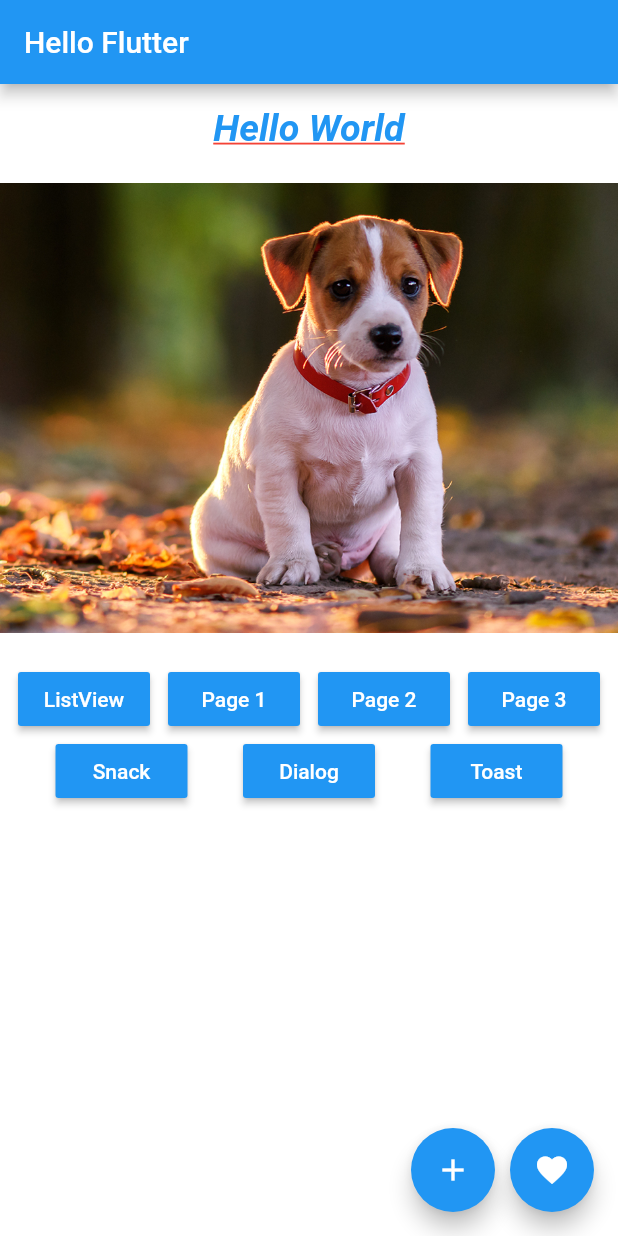
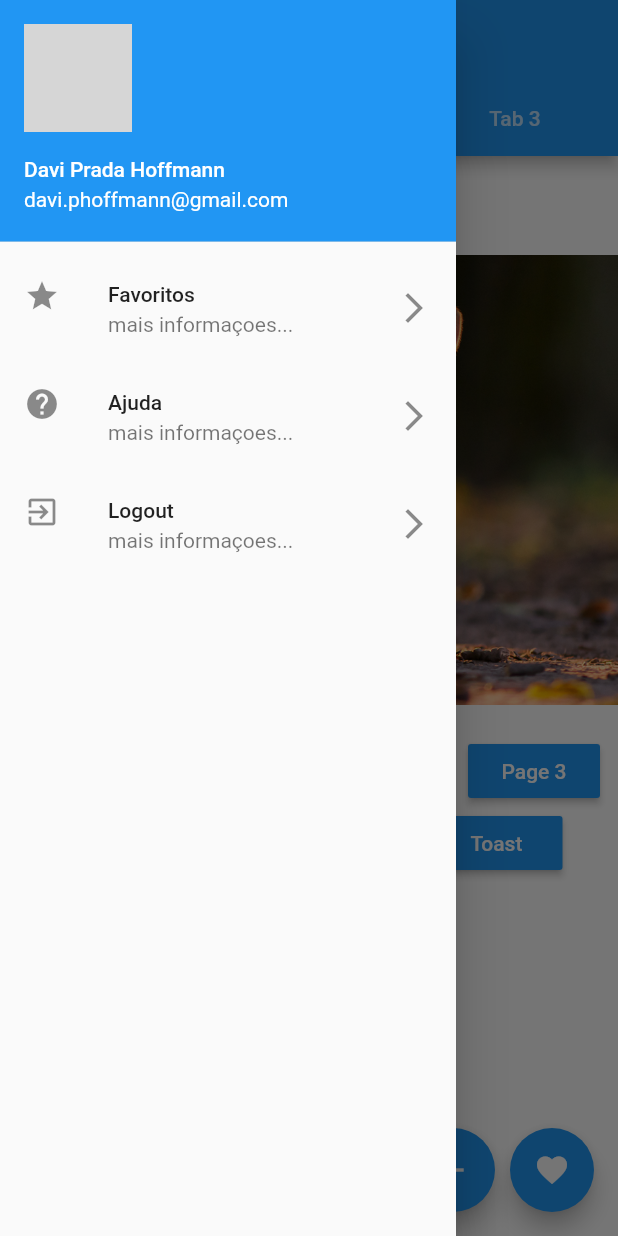
Before and after one commit to davihoffmann/widgets_example, a Flutter app: the screen it shows after launch, with the side drawer open (before the commit the screen has no drawer), on a phone screen of 412 x 824 dp. Run offline on Flutter 3.47's test engine with Material 2 defaults, Android fonts, the phone set to English and light mode, and no system bars; our stand-ins replace fluttertoast; network calls fail; grey boxes are pictures that could not be loaded.

Commit message:
ädicionado tabbar

```diff
--- /dev/null
+++ b/lib/pages/drawer_list.dart
@@ -0,0 +1,53 @@
+import 'package:flutter/material.dart';
+
+class DrawerList extends StatelessWidget {
+  @override
+  Widget build(BuildContext context) {
+    return SafeArea(
+      child: Drawer(
+        child: ListView(
+          children: <Widget>[
+            UserAccountsDrawerHeader(
+              currentAccountPicture: CircleAvatar(
+                backgroundImage: NetworkImage(
+                    "https://avatars0.githubusercontent.com/u/5316112?s=460&u=99fadd40fba9d24786f9fc5682eeb267e3827350&v=4"),
+              ),
+              accountName: Text("Davi Prada Hoffmann"),
+              accountEmail: Text("davi.phoffmann@gmail.com"),
+            ),
+            ListTile(
+              leading: Icon(Icons.star),
+              title: Text('Favoritos'),
+              subtitle: Text('mais informaçoes...'),
+              trailing: Icon(Icons.arrow_forward_ios),
+              onTap: () {
+                print('item 1');
+                Navigator.pop(context);
+              },
+            ),
+            ListTile(
+              leading: Icon(Icons.help),
+              title: Text('Ajuda'),
+              subtitle: Text('mais informaçoes...'),
+              trailing: Icon(Icons.arrow_forward_ios),
+              onTap: () {
+                print('item 1');
+                Navigator.pop(context);
+              },
+            ),
+            ListTile(
+              leading: Icon(Icons.exit_to_app),
+              title: Text('Logout'),
+              subtitle: Text('mais informaçoes...'),
+              trailing: Icon(Icons.arrow_forward_ios),
+              onTap: () {
+                print('item 1');
+                Navigator.pop(context);
+              },
+            )
+          ],
+        ),
+      ),
+    );
+  }
+}
--- a/lib/screens/home_page.dart
+++ b/lib/screens/home_page.dart
@@ -1,4 +1,5 @@
 import 'package:flutter/material.dart';
+import 'package:widgets_exemple/pages/drawer_list.dart';
 import 'package:widgets_exemple/pages/hello_list_view.dart';
 import 'package:widgets_exemple/pages/hello_page_1.dart';
 import 'package:widgets_exemple/pages/hello_page_2.dart';
@@ -9,11 +10,26 @@ import 'package:fluttertoast/fluttertoast.dart';
 class HomePage extends StatelessWidget {
   @override
   Widget build(BuildContext context) {
-    return Scaffold(
+    return DefaultTabController(
+      length: 3,
+      child: Scaffold(
         appBar: AppBar(
           title: Text("Hello Flutter"),
+          bottom: TabBar(tabs: [
+            Tab(text: 'Tab 1'),
+            Tab(text: 'Tab 2'),
+            Tab(text: 'Tab 3'),
+          ]),
         ),
-      body: _body(),
+        body: TabBarView(children: [
+          _body(),
+          Container(
+            color: Colors.yellow,
+          ),
+          Container(
+            color: Colors.green,
+          )
+        ]),
         floatingActionButton: Row(
           mainAxisAlignment: MainAxisAlignment.end,
           children: <Widget>[
@@ -21,12 +37,16 @@ class HomePage extends StatelessWidget {
               child: Icon(Icons.add),
               onPressed: _onClickFab,
             ),
-          SizedBox(width: 10,),
+            SizedBox(
+              width: 10,
+            ),
             FloatingActionButton(
               child: Icon(Icons.favorite),
               onPressed: _onClickFab,
             )
           ],
+        ),
+        drawer: DrawerList(),
       ),
     );
   }
```
Lines whose indentation alone changed are shown as unchanged.
